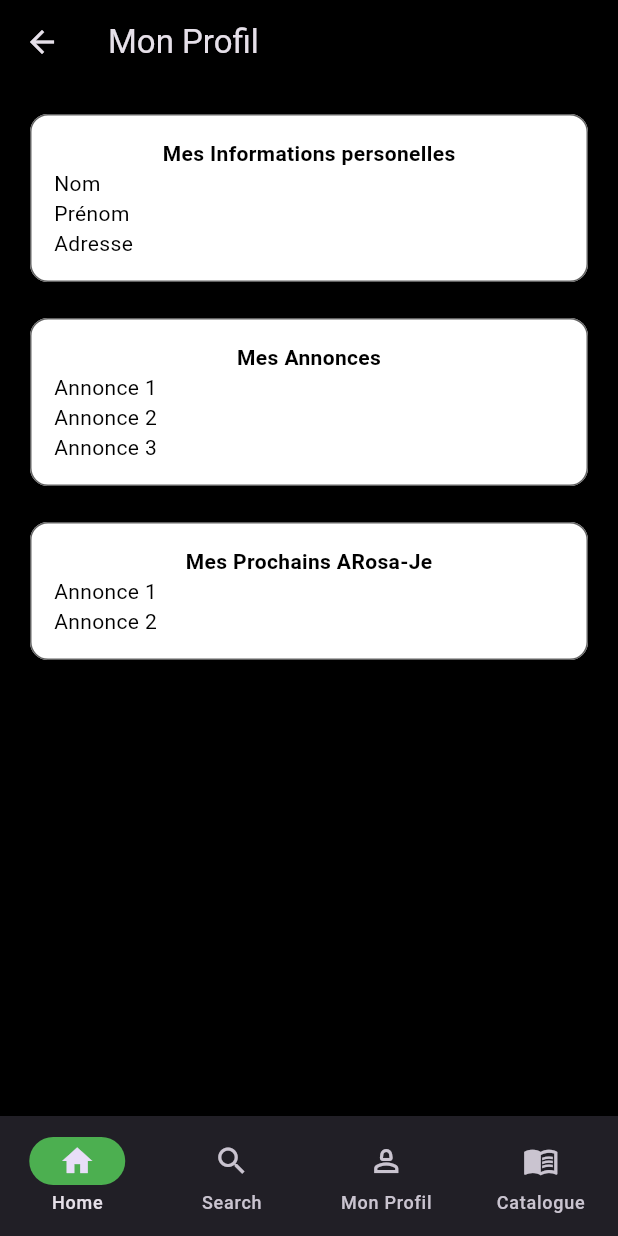
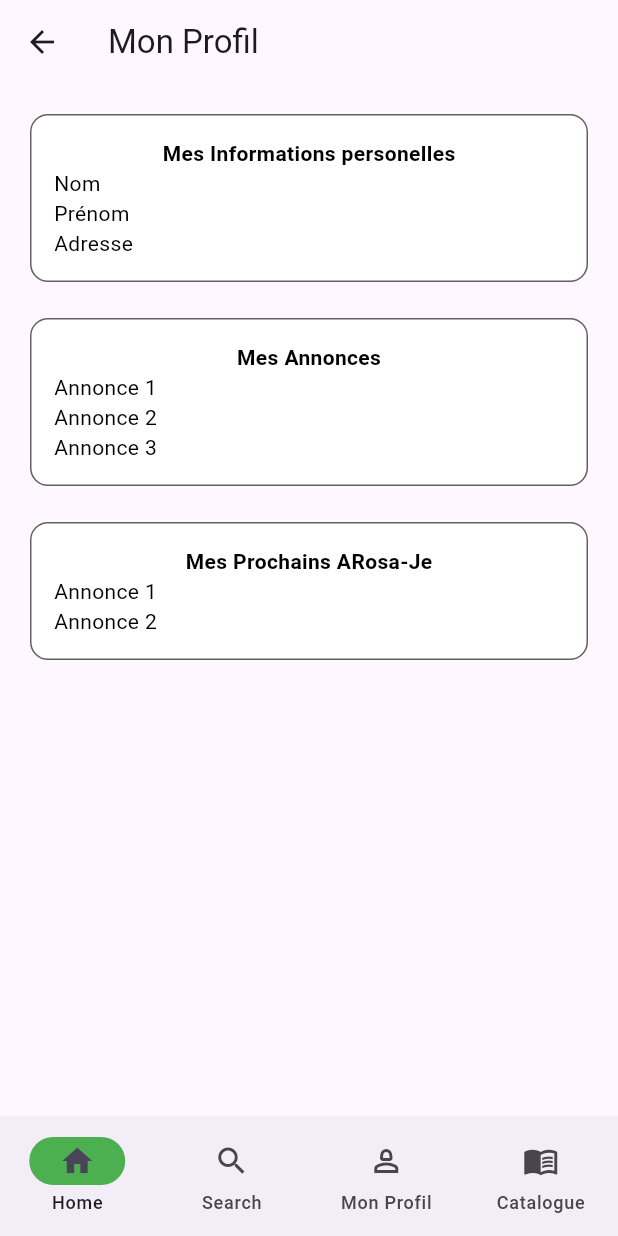
Before and after one commit to Coulibaly00180/MSPR, a Flutter app: the screen it shows after launch, item 3 of the bottom bar chosen, on a phone screen of 412 x 824 dp. Run offline on Flutter 3.47's test engine with Material 3 defaults, Android fonts, the phone set to English and light mode, and no system bars; our stand-ins replace flutter_map, go_router, latlong2.

Commit message:
delete black theme

```diff
--- a/front/lib/app.dart
+++ b/front/lib/app.dart
@@ -61,18 +61,6 @@ class MyApp extends StatelessWidget {
     return MaterialApp.router(
       debugShowCheckedModeBanner: false,
       title: 'ARosa-je',
-      theme: ThemeData.light(),
-      darkTheme: ThemeData.dark().copyWith(
-        colorScheme: const ColorScheme.dark(
-          primary: Colors.deepPurple,
-          secondary: Colors.deepPurpleAccent,
-        ),
-        appBarTheme: const AppBarTheme(
-          backgroundColor: Colors.black,
-          foregroundColor: Colors.white, // Text color
-        ),
-      ),
-      themeMode: ThemeMode.dark,
       routerConfig: _router,
     );
   }
--- a/front/lib/page/my_profil.dart
+++ b/front/lib/page/my_profil.dart
@@ -9,22 +9,13 @@ class MyProfilPage extends StatelessWidget {
   @override
   Widget build(BuildContext context) {
     Color cardColor = Colors.white;
-    TextStyle titleTextStyle = TextStyle(
-      fontWeight: FontWeight.bold,
-      color: Colors.black,
-    );
-    TextStyle contentTextStyle = TextStyle(
-      color: Colors.black,
-    );
+    TextStyle titleTextStyle = const TextStyle(fontWeight: FontWeight.bold, color: Colors.black);
+    TextStyle contentTextStyle = const TextStyle(color: Colors.black);
     BorderSide cardBorderSide = BorderSide(color: Colors.grey.shade700);
 
-    return Theme(
-      data: ThemeData.dark(),
-      child: Scaffold(
+    return Scaffold(
       appBar: AppBar(
-          title: const Text("Mon Profil"),
-          backgroundColor: Colors.black,
-        ),
+        title: const Text("Mon Profil")),
       body: Padding(
         padding: const EdgeInsets.all(16.0),
         child: Column(
@@ -59,8 +50,6 @@ class MyProfilPage extends StatelessWidget {
         ),
       ),
       bottomNavigationBar: BottomAppBarMenu(),
-        backgroundColor: Colors.black,
-      ),
     );
   }
 
--- a/front/lib/page/search_page.dart
+++ b/front/lib/page/search_page.dart
@@ -54,7 +54,7 @@ class SearchPage extends StatelessWidget {
                   ),
                 ],
               ),
-              child: TextField(
+              child: const TextField(
                 decoration: InputDecoration(
                   hintText: 'Search here...',
                   border: InputBorder.none,
```
Also changed, not shown: front/lib/page/home_page.dart (+5 -14 lines). Lines whose indentation alone changed are shown as unchanged.
